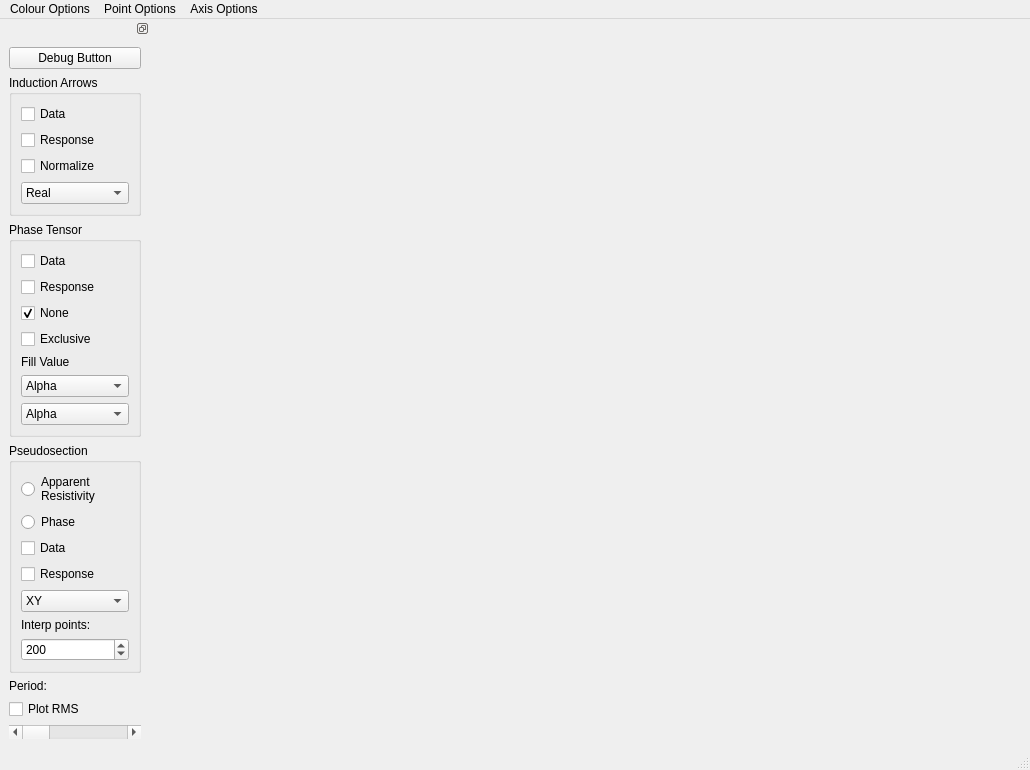
eroots/pyMT, file pyMT/DataGUI/map_viewer.ui: the form before one commit.
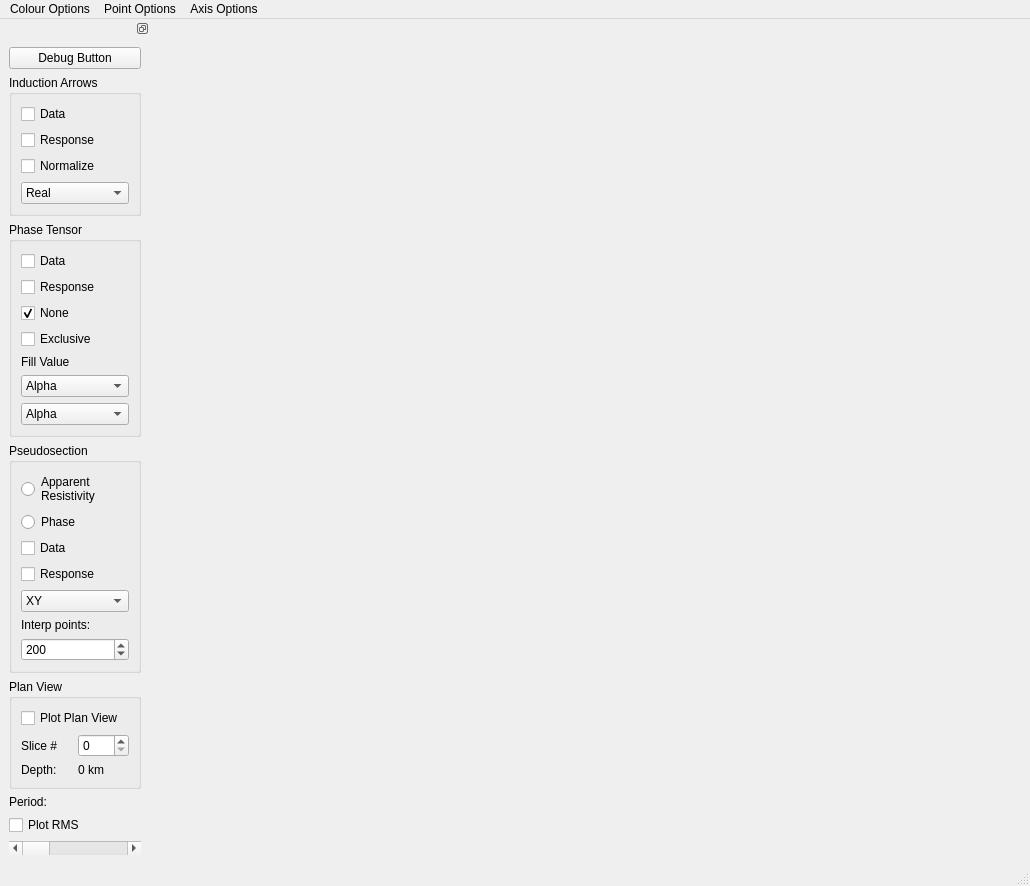
The form after the commit.

Commit message: Plan slices in data_plot

Diff of the .ui file:
```diff
--- a/pyMT/DataGUI/map_viewer.ui
+++ b/pyMT/DataGUI/map_viewer.ui
@@ -143,7 +143,7 @@
    <property name="minimumSize">
     <size>
      <width>150</width>
-     <height>722</height>
+     <height>762</height>
     </size>
    </property>
    <property name="maximumSize">
@@ -470,6 +470,46 @@
        </layout>
       </widget>
      </item>
+     <item>
+      <widget class="QGroupBox" name="groupBox_4">
+       <property name="title">
+        <string>Plan View</string>
+       </property>
+       <layout class="QGridLayout" name="gridLayout">
+        <item row="0" column="0" colspan="2">
+         <widget class="QCheckBox" name="toggle_planView">
+          <property name="text">
+           <string>Plot Plan View</string>
+          </property>
+         </widget>
+        </item>
+        <item row="1" column="0">
+         <widget class="QLabel" name="label_3">
+          <property name="text">
+           <string>Slice #</string>
+          </property>
+         </widget>
+        </item>
+        <item row="1" column="1">
+         <widget class="QSpinBox" name="planSlice"/>
+        </item>
+        <item row="2" column="0">
+         <widget class="QLabel" name="label_4">
+          <property name="text">
+           <string>Depth:</string>
+          </property>
+         </widget>
+        </item>
+        <item row="2" column="1">
+         <widget class="QLabel" name="planDepth">
+          <property name="text">
+           <string>0 km</string>
+          </property>
+         </widget>
+        </item>
+       </layout>
+      </widget>
+     </item>
      <item>
       <widget class="QLabel" name="periodLabel">
        <property name="text">
```
The commit also changes 6 other files.
